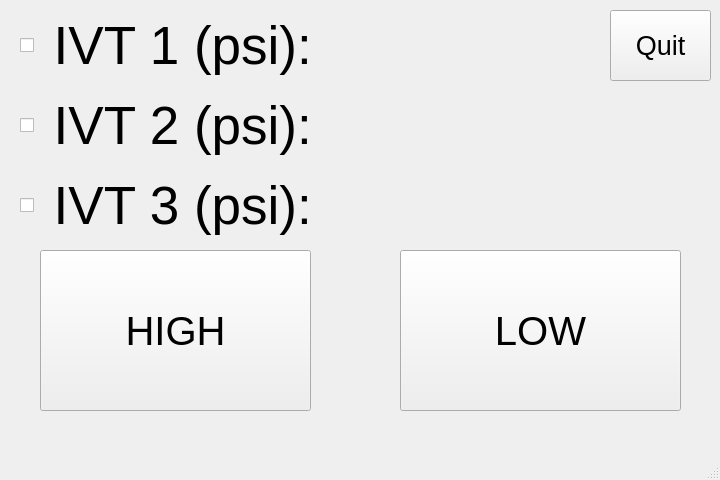
The window that control_ITV.ui (KatherineSandys/SMC-ITV-UL-Tester) describes before a commit, drawn with Qt 5.
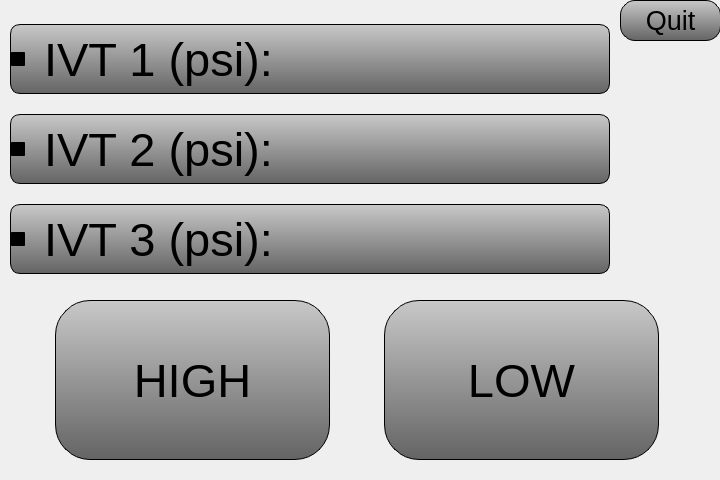
The same window after the commit.

What changed in the file:
```diff
--- a/control_ITV.ui
+++ b/control_ITV.ui
@@ -32,10 +32,10 @@
    <widget class="QPushButton" name="btn_exit">
     <property name="geometry">
      <rect>
-      <x>610</x>
-      <y>10</y>
+      <x>620</x>
+      <y>0</y>
       <width>101</width>
-      <height>71</height>
+      <height>41</height>
      </rect>
     </property>
     <property name="font">
@@ -43,88 +43,126 @@
       <pointsize>20</pointsize>
      </font>
     </property>
+    <property name="styleSheet">
+     <string notr="true">font:20pt &quot;MS Shell Dlg 2&quot;;background-color: qlineargradient(spread:pad, x1:0, y1:0, x2:0, y2:1, stop:0 rgb(200, 200, 200), stop:1 rgb(100, 100, 100));border: 1px solid black; border-radius: 15px;</string>
+    </property>
     <property name="text">
      <string>Quit</string>
     </property>
    </widget>
-   <widget class="QPushButton" name="btn_OFF">
+   <widget class="QWidget" name="">
     <property name="geometry">
      <rect>
-      <x>400</x>
-      <y>250</y>
-      <width>281</width>
-      <height>161</height>
+      <x>7</x>
+      <y>290</y>
+      <width>701</width>
+      <height>181</height>
      </rect>
     </property>
-    <property name="font">
-     <font>
-      <pointsize>30</pointsize>
-     </font>
-    </property>
-    <property name="text">
-     <string>LOW</string>
-    </property>
-   </widget>
-   <widget class="QPushButton" name="btn_ON">
-    <property name="geometry">
-     <rect>
-      <x>40</x>
-      <y>250</y>
-      <width>271</width>
-      <height>161</height>
-     </rect>
-    </property>
+    <layout class="QHBoxLayout" name="control">
+     <item>
+      <widget class="QPushButton" name="on">
+       <property name="minimumSize">
+        <size>
+         <width>275</width>
+         <height>160</height>
+        </size>
+       </property>
+       <property name="maximumSize">
+        <size>
+         <width>275</width>
+         <height>160</height>
+        </size>
+       </property>
     <property name="font">
      <font>
-      <pointsize>30</pointsize>
+         <family>MS Shell Dlg 2</family>
+         <pointsize>35</pointsize>
+         <weight>50</weight>
+         <italic>false</italic>
+         <bold>false</bold>
      </font>
     </property>
     <property name="autoFillBackground">
      <bool>false</bool>
     </property>
+       <property name="styleSheet">
+        <string notr="true">font:35pt &quot;MS Shell Dlg 2&quot;;background-color: qlineargradient(spread:pad, x1:0, y1:0, x2:0, y2:1, stop:0 rgb(200, 200, 200), stop:1 rgb(100, 100, 100));border: 1px solid black; border-radius: 35px;</string>
+       </property>
     <property name="text">
      <string>HIGH</string>
     </property>
    </widget>
-   <widget class="QCheckBox" name="label_ITV_B">
-    <property name="geometry">
-     <rect>
-      <x>20</x>
-      <y>90</y>
-      <width>581</width>
-      <height>71</height>
-     </rect>
+     </item>
+     <item>
+      <widget class="QPushButton" name="off">
+       <property name="minimumSize">
+        <size>
+         <width>275</width>
+         <height>160</height>
+        </size>
+       </property>
+       <property name="maximumSize">
+        <size>
+         <width>275</width>
+         <height>160</height>
+        </size>
     </property>
     <property name="font">
      <font>
-      <family>Arial</family>
-      <pointsize>40</pointsize>
-      <kerning>true</kerning>
-     </font>
-    </property>
+         <family>MS Shell Dlg 2</family>
+         <pointsize>35</pointsize>
+         <weight>50</weight>
+         <italic>false</italic>
+         <bold>false</bold>
+        </font>
+       </property>
+       <property name="styleSheet">
+        <string notr="true">font:35pt &quot;MS Shell Dlg 2&quot;;background-color: qlineargradient(spread:pad, x1:0, y1:0, x2:0, y2:1, stop:0 rgb(200, 200, 200), stop:1 rgb(100, 100, 100));border: 1px solid black; border-radius: 35px;</string>
+       </property>
     <property name="text">
-     <string> IVT 2 (psi): </string>
-    </property>
-    <property name="checked">
-     <bool>false</bool>
-    </property>
-   </widget>
-   <widget class="QCheckBox" name="label_ITV_A">
+        <string>LOW</string>
+       </property>
+      </widget>
+     </item>
+    </layout>
+   </widget>
+   <widget class="QWidget" name="">
     <property name="geometry">
      <rect>
-      <x>20</x>
+      <x>10</x>
       <y>10</y>
-      <width>571</width>
-      <height>71</height>
+      <width>601</width>
+      <height>281</height>
      </rect>
     </property>
+    <layout class="QVBoxLayout" name="output">
+     <item>
+      <widget class="QCheckBox" name="ITV_A">
+       <property name="minimumSize">
+        <size>
+         <width>600</width>
+         <height>70</height>
+        </size>
+       </property>
+       <property name="maximumSize">
+        <size>
+         <width>600</width>
+         <height>70</height>
+        </size>
+       </property>
     <property name="font">
      <font>
-      <family>Arial</family>
-      <pointsize>40</pointsize>
-      <kerning>true</kerning>
-     </font>
-    </property>
+         <family>MS Shell Dlg 2</family>
+         <pointsize>35</pointsize>
+         <weight>50</weight>
+         <italic>false</italic>
+         <bold>false</bold>
+        </font>
+       </property>
+       <property name="styleSheet">
+        <string notr="true">font:35pt &quot;MS Shell Dlg 2&quot;;background-color: qlineargradient(spread:pad, x1:0, y1:0, x2:0, y2:1, stop:0 rgb(200, 200, 200), stop:1 rgb(100, 100, 100));border: 1px solid black; border-radius: 10px;</string>
+       </property>
     <property name="text">
      <string> IVT 1 (psi): </string>
     </property>
@@ -132,21 +170,66 @@
      <bool>false</bool>
     </property>
    </widget>
-   <widget class="QCheckBox" name="label_ITV_C">
-    <property name="geometry">
-     <rect>
-      <x>20</x>
-      <y>170</y>
-      <width>581</width>
-      <height>71</height>
-     </rect>
-    </property>
+     </item>
+     <item>
+      <widget class="QCheckBox" name="ITV_B">
+       <property name="minimumSize">
+        <size>
+         <width>600</width>
+         <height>70</height>
+        </size>
+       </property>
+       <property name="maximumSize">
+        <size>
+         <width>600</width>
+         <height>70</height>
+        </size>
+       </property>
     <property name="font">
      <font>
-      <family>Arial</family>
-      <pointsize>40</pointsize>
-      <kerning>true</kerning>
-     </font>
+         <family>MS Shell Dlg 2</family>
+         <pointsize>35</pointsize>
+         <weight>50</weight>
+         <italic>false</italic>
+         <bold>false</bold>
+        </font>
+       </property>
+       <property name="styleSheet">
+        <string notr="true">font:35pt &quot;MS Shell Dlg 2&quot;;background-color: qlineargradient(spread:pad, x1:0, y1:0, x2:0, y2:1, stop:0 rgb(200, 200, 200), stop:1 rgb(100, 100, 100));border: 1px solid black; border-radius: 10px;</string>
+       </property>
+       <property name="text">
+        <string> IVT 2 (psi): </string>
+       </property>
+       <property name="checked">
+        <bool>false</bool>
+       </property>
+      </widget>
+     </item>
+     <item>
+      <widget class="QCheckBox" name="ITV_C">
+       <property name="minimumSize">
+        <size>
+         <width>600</width>
+         <height>70</height>
+        </size>
+       </property>
+       <property name="maximumSize">
+        <size>
+         <width>600</width>
+         <height>70</height>
+        </size>
+       </property>
+       <property name="font">
+        <font>
+         <family>MS Shell Dlg 2</family>
+         <pointsize>35</pointsize>
+         <weight>50</weight>
+         <italic>false</italic>
+         <bold>false</bold>
+        </font>
+       </property>
+       <property name="styleSheet">
+        <string notr="true">font:35pt &quot;MS Shell Dlg 2&quot;;background-color: qlineargradient(spread:pad, x1:0, y1:0, x2:0, y2:1, stop:0 rgb(200, 200, 200), stop:1 rgb(100, 100, 100));border: 1px solid black; border-radius: 10px;</string>
     </property>
     <property name="text">
      <string> IVT 3 (psi): </string>
@@ -155,18 +238,10 @@
      <bool>false</bool>
     </property>
    </widget>
-  </widget>
-  <widget class="QMenuBar" name="menubar">
-   <property name="geometry">
-    <rect>
-     <x>0</x>
-     <y>0</y>
-     <width>720</width>
-     <height>26</height>
-    </rect>
-   </property>
+     </item>
+    </layout>
+   </widget>
   </widget>
-  <widget class="QStatusBar" name="statusbar"/>
  </widget>
  <resources/>
  <connections/>
```
Left out of the diff: 6 changed lines with no effect on the pictures. Lines whose indentation alone changed are shown as unchanged.
